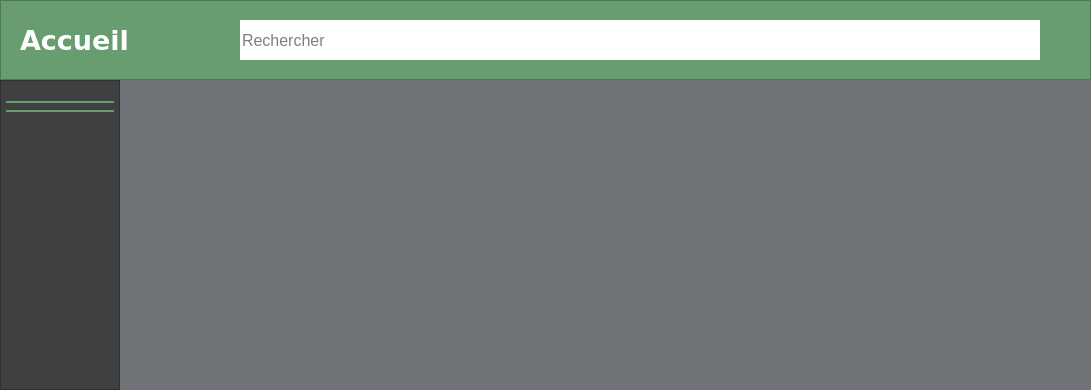
First picture: the form in mainwindow.ui, repository TheoFRASSI/GaleriePhotoIHM, before the edit.
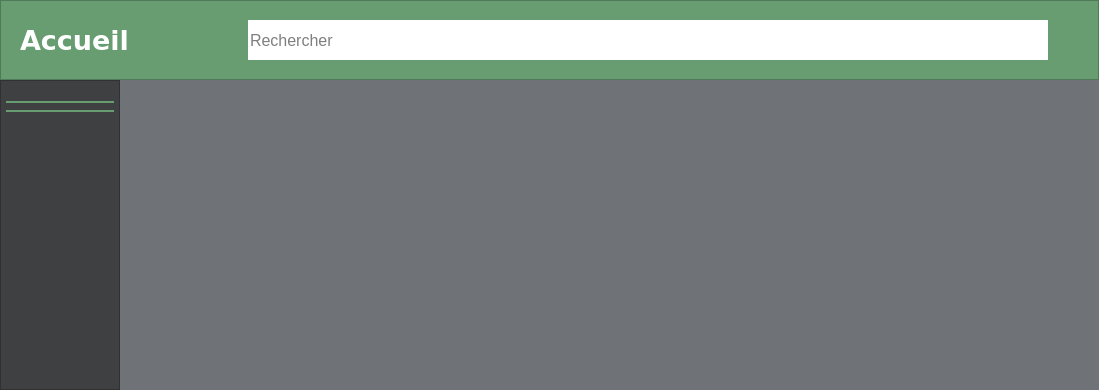
Second picture: the form after the edit. Icons and pictures are not drawn.

```diff
--- a/mainwindow.ui
+++ b/mainwindow.ui
@@ -6,7 +6,7 @@
    <rect>
     <x>0</x>
     <y>0</y>
-    <width>1007</width>
+    <width>1099</width>
     <height>390</height>
    </rect>
   </property>
```
